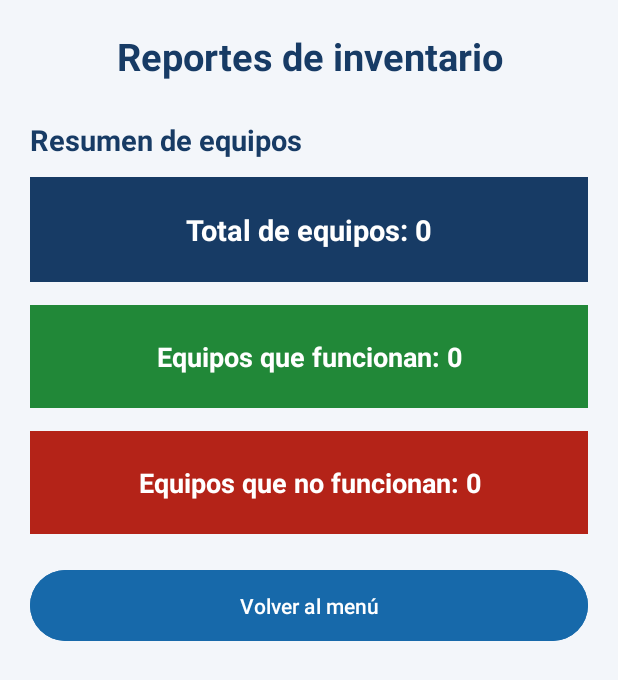
After one commit to itzelgonzm0n-hub/CompuStock, an Android app: the ReportesActivity screen opened directly, with no data from a screen before it, on a phone screen of 412 x 824 dp. The commit adds this screen. Shown: the top 680 px of the screen. Run offline under Robolectric (Android 15) with nearby library versions, the phone set to English and light mode, and no system bars.

Commit message:
Implementa modulo de reportes de inventario

```diff
--- a/app/src/main/AndroidManifest.xml
+++ b/app/src/main/AndroidManifest.xml
@@ -33,6 +33,10 @@
             android:name=".InventarioActivity"
             android:exported="false"
             android:windowSoftInputMode="adjustResize" />
+        <activity
+            android:name=".ReportesActivity"
+            android:exported="false" />
+
     </application>
 
 </manifest>
--- a/app/src/main/java/com/example/proyectou3/PanelActivity.kt
+++ b/app/src/main/java/com/example/proyectou3/PanelActivity.kt
@@ -30,5 +30,8 @@ class PanelActivity : AppCompatActivity() {
             startActivity(Intent(this, InventarioActivity::class.java)
             )
         }
+        binding.btnReportes.setOnClickListener {
+            startActivity(Intent(this, ReportesActivity::class.java))
+        }
     }
 }
--- /dev/null
+++ b/app/src/main/java/com/example/proyectou3/ReportesActivity.kt
@@ -0,0 +1,55 @@
+package com.example.proyectou3
+
+import android.os.Bundle
+import androidx.appcompat.app.AppCompatActivity
+import com.example.proyectou3.databinding.ActivityReportesBinding
+
+class ReportesActivity : AppCompatActivity() {
+
+    private lateinit var binding: ActivityReportesBinding
+    private lateinit var dbHelper: InventarioDBHelper
+
+    override fun onCreate(savedInstanceState: Bundle?) {
+        super.onCreate(savedInstanceState)
+
+        binding = ActivityReportesBinding.inflate(layoutInflater)
+        setContentView(binding.root)
+
+        dbHelper = InventarioDBHelper(this)
+
+        cargarReportes()
+
+        binding.btnVolver.setOnClickListener {
+            finish()
+        }
+    }
+
+    private fun cargarReportes() {
+
+        val equipos = dbHelper.obtenerEquipos()
+
+        val total = equipos.size
+
+        val funcionan = equipos.count {
+            it.estado == "Funciona"
+        }
+
+        val noFuncionan = equipos.count {
+            it.estado == "No funciona"
+        }
+
+        binding.tvTotalReportes.text =
+            "Total de equipos: $total"
+
+        binding.tvFuncionan.text =
+            "Equipos que funcionan: $funcionan"
+
+        binding.tvNoFuncionan.text =
+            "Equipos que no funcionan: $noFuncionan"
+    }
+
+    override fun onDestroy() {
+        dbHelper.close()
+        super.onDestroy()
+    }
+}
--- /dev/null
+++ b/app/src/main/res/layout/activity_reportes.xml
@@ -0,0 +1,76 @@
+<?xml version="1.0" encoding="utf-8"?>
+<LinearLayout
+    xmlns:android="http://schemas.android.com/apk/res/android"
+    android:layout_width="match_parent"
+    android:layout_height="match_parent"
+    android:orientation="vertical"
+    android:padding="20dp"
+    android:background="#F3F6FA">
+
+    <TextView
+        android:layout_width="match_parent"
+        android:layout_height="wrap_content"
+        android:text="Reportes de inventario"
+        android:textColor="#173B65"
+        android:textSize="25sp"
+        android:textStyle="bold"
+        android:gravity="center"
+        android:layout_marginBottom="25dp"/>
+
+    <TextView
+        android:layout_width="match_parent"
+        android:layout_height="wrap_content"
+        android:text="Resumen de equipos"
+        android:textColor="#173B65"
+        android:textSize="19sp"
+        android:textStyle="bold"
+        android:layout_marginBottom="12dp"/>
+
+    <TextView
+        android:id="@+id/tvTotalReportes"
+        android:layout_width="match_parent"
+        android:layout_height="wrap_content"
+        android:text="Total de equipos: 0"
+        android:textColor="#FFFFFF"
+        android:textSize="19sp"
+        android:textStyle="bold"
+        android:gravity="center"
+        android:padding="22dp"
+        android:background="#173B65"
+        android:layout_marginBottom="15dp"/>
+
+    <TextView
+        android:id="@+id/tvFuncionan"
+        android:layout_width="match_parent"
+        android:layout_height="wrap_content"
+        android:text="Equipos que funcionan: 0"
+        android:textColor="#FFFFFF"
+        android:textSize="18sp"
+        android:textStyle="bold"
+        android:gravity="center"
+        android:padding="22dp"
+        android:background="#218838"
+        android:layout_marginBottom="15dp"/>
+
+    <TextView
+        android:id="@+id/tvNoFuncionan"
+        android:layout_width="match_parent"
+        android:layout_height="wrap_content"
+        android:text="Equipos que no funcionan: 0"
+        android:textColor="#FFFFFF"
+        android:textSize="18sp"
+        android:textStyle="bold"
+        android:gravity="center"
+        android:padding="22dp"
+        android:background="#B42318"
+        android:layout_marginBottom="20dp"/>
+
+    <Button
+        android:id="@+id/btnVolver"
+        android:layout_width="match_parent"
+        android:layout_height="55dp"
+        android:text="Volver al menú"
+        android:textAllCaps="false"
+        android:backgroundTint="#1769AA"/>
+
+</LinearLayout>
```
